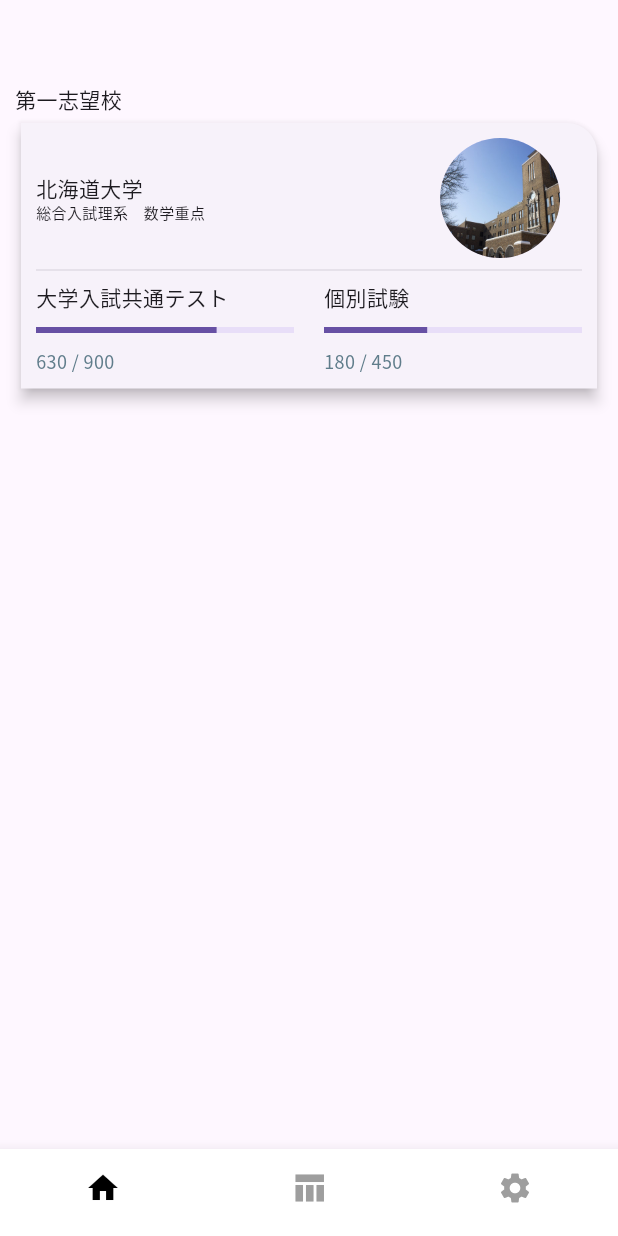
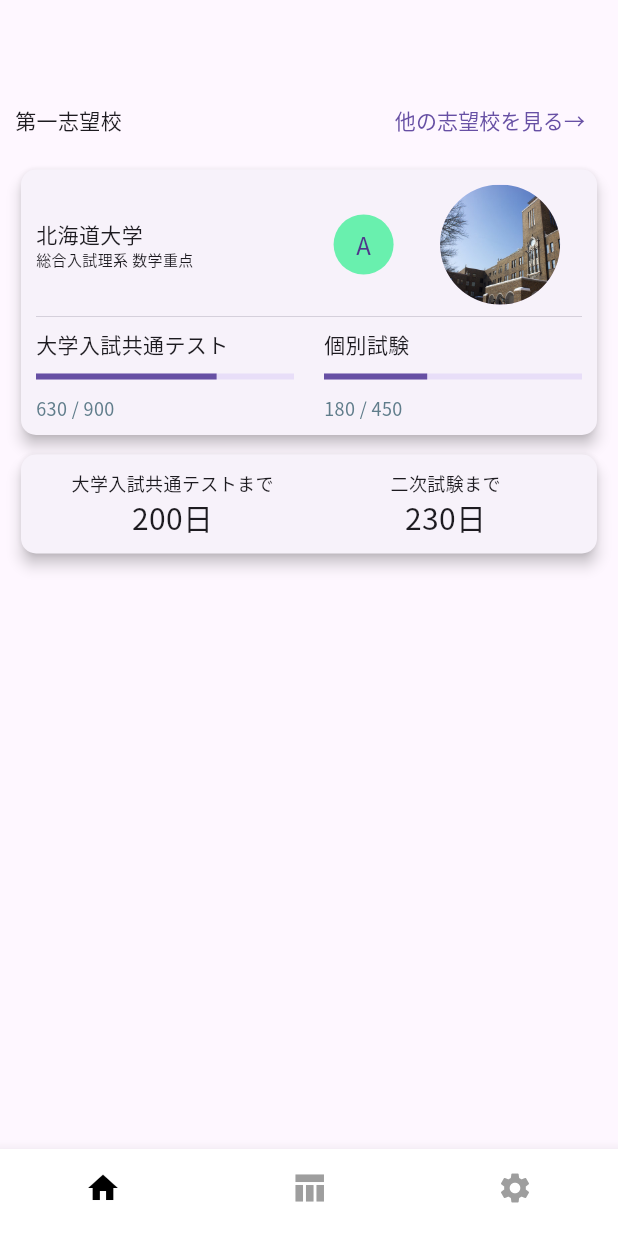
Before and after one commit to Kaiyan10/study_score_app, a Flutter app: the screen it shows after launch, on a phone screen of 412 x 824 dp. Run offline on Flutter 3.47's test engine with Material 3 defaults, Android fonts, the phone set to English and light mode, and no system bars; our stand-ins replace fl_chart, settings_ui.

Commit message:
20240615

```diff
--- a/lib/screens/home_view.dart
+++ b/lib/screens/home_view.dart
@@ -1,5 +1,7 @@
 import 'package:flutter/material.dart';
 import 'package:test_score_app/models/first_choice_school.dart';
+import 'package:test_score_app/widgets/choice_school_data.dart';
+import 'package:test_score_app/widgets/test_day_conter.dart';
 
 class HomeViewScreen extends StatefulWidget {
   const HomeViewScreen({super.key});
@@ -13,125 +15,28 @@
   Widget build(BuildContext context) {
     return Scaffold(
       appBar: AppBar(),
-      body: const Padding(
-        padding: EdgeInsets.symmetric(horizontal: 10),
+      body: Padding(
+        padding: const EdgeInsets.symmetric(horizontal: 10),
         child: Column(
           children: [
             Row(
+              mainAxisAlignment: MainAxisAlignment.spaceBetween,
               children: [
-                Text("第一志望校"),
+                const Text("第一志望校"),
+                TextButton(
+                  onPressed: () => {debugPrint('press button')},
+                  child: Text("他の志望校を見る→"),
+                ),
               ],
             ),
-            SizedBox(
-              height: 2,
+            const SizedBox(
+              height: 5,
             ),
-            SizedBox(
-              width: double.infinity,
-              child: Card(
-                elevation: 4,
-                shape: RoundedRectangleBorder(
-                  borderRadius:
-                      BorderRadius.only(topRight: Radius.circular(20)),
-                ),
-                clipBehavior: Clip.antiAliasWithSaveLayer,
-                child: Padding(
-                  padding: EdgeInsets.symmetric(horizontal: 10, vertical: 10),
-                  child: Column(
-                    children: [
-                      Row(
-                        mainAxisAlignment: MainAxisAlignment.spaceBetween,
-                        children: [
-                          Expanded(
-                            flex: 7,
-                            child: Column(
-                              mainAxisAlignment: MainAxisAlignment.start,
-                              crossAxisAlignment: CrossAxisAlignment.start,
-                              children: [
-                                Text(
-                                  "北海道大学",
-                                  style: TextStyle(fontSize: 14),
-                                ),
-                                Text(
-                                  "総合入試理系　数学重点",
-                                  style: TextStyle(fontSize: 10),
-                                ),
-                              ],
-                            ),
-                          ),
-                          Expanded(
-                            flex: 3,
-                            child: CircleAvatar(
-                              radius: 40,
-                              backgroundImage:
-                                  AssetImage('images/hokkaido_university.jpg'),
-                            ),
-                          ),
-                        ],
-                      ),
-                      Divider(
-                        thickness: 0.5,
-                      ),
-                      Row(
-                        mainAxisAlignment: MainAxisAlignment.spaceBetween,
-                        children: [
-                          Expanded(
-                            flex: 5,
-                            child: Column(
-                              mainAxisAlignment: MainAxisAlignment.start,
-                              crossAxisAlignment: CrossAxisAlignment.start,
-                              children: [
-                                Text("大学入試共通テスト"),
-                                SizedBox(
-                                  height: 10,
-                                ),
-                                LinearProgressIndicator(
-                                  value: 0.7,
-                                ),
-                                SizedBox(
-                                  height: 10,
-                                ),
-                                Text(
-                                  "630 / 900",
-                                  style: TextStyle(
-                                      fontSize: 12, color: Colors.blueGrey),
-                                )
-                              ],
-                            ),
-                          ),
-                          SizedBox(
-                            width: 20,
-                          ),
-                          Expanded(
-                            flex: 5,
-                            child: Column(
-                              crossAxisAlignment: CrossAxisAlignment.start,
-                              mainAxisAlignment: MainAxisAlignment.start,
-                              children: [
-                                Text("個別試験"),
-                                SizedBox(
-                                  height: 10,
-                                ),
-                                LinearProgressIndicator(
-                                  value: 0.4,
-                                ),
-                                SizedBox(
-                                  height: 10,
-                                ),
-                                Text(
-                                  "180 / 450",
-                                  style: TextStyle(
-                                      fontSize: 12, color: Colors.blueGrey),
-                                )
-                              ],
-                            ),
-                          ),
-                        ],
-                      ),
-                    ],
-                  ),
-                ),
-              ),
+            ChoiceSchoolDataWidget(),
+            const SizedBox(
+              height: 5,
             ),
+            TestDayConter(),
           ],
         ),
       ),
--- /dev/null
+++ b/lib/widgets/choice_school_data.dart
@@ -0,0 +1,122 @@
+import 'package:flutter/material.dart';
+
+class ChoiceSchoolDataWidget extends StatelessWidget {
+  const ChoiceSchoolDataWidget({super.key});
+
+  @override
+  Widget build(BuildContext context) {
+    return const SizedBox(
+      width: double.infinity,
+      child: Card(
+        elevation: 4,
+        shape: RoundedRectangleBorder(
+          borderRadius: BorderRadius.all(Radius.circular(10)),
+        ),
+        clipBehavior: Clip.antiAliasWithSaveLayer,
+        child: Padding(
+          padding: EdgeInsets.symmetric(horizontal: 10, vertical: 10),
+          child: Column(
+            children: [
+              Row(
+                mainAxisAlignment: MainAxisAlignment.spaceBetween,
+                children: [
+                  Expanded(
+                    flex: 5,
+                    child: Column(
+                      mainAxisAlignment: MainAxisAlignment.start,
+                      crossAxisAlignment: CrossAxisAlignment.start,
+                      children: [
+                        Text(
+                          "北海道大学",
+                          style: TextStyle(fontSize: 14),
+                        ),
+                        Text(
+                          "総合入試理系 数学重点",
+                          style: TextStyle(fontSize: 10),
+                        ),
+                      ],
+                    ),
+                  ),
+                  Expanded(
+                      flex: 2,
+                      child: CircleAvatar(
+                        child: const Text("A"),
+                        backgroundColor: Colors.greenAccent,
+                        radius: 20,
+                      )),
+                  Expanded(
+                    flex: 3,
+                    child: CircleAvatar(
+                      radius: 40,
+                      backgroundImage:
+                          AssetImage('images/hokkaido_university.jpg'),
+                    ),
+                  ),
+                ],
+              ),
+              Divider(
+                thickness: 0.5,
+              ),
+              Row(
+                mainAxisAlignment: MainAxisAlignment.spaceBetween,
+                children: [
+                  Expanded(
+                    flex: 5,
+                    child: Column(
+                      mainAxisAlignment: MainAxisAlignment.start,
+                      crossAxisAlignment: CrossAxisAlignment.start,
+                      children: [
+                        Text("大学入試共通テスト"),
+                        SizedBox(
+                          height: 10,
+                        ),
+                        LinearProgressIndicator(
+                          value: 0.7,
+                        ),
+                        SizedBox(
+                          height: 10,
+                        ),
+                        Text(
+                          "630 / 900",
+                          style:
+                              TextStyle(fontSize: 12, color: Colors.blueGrey),
+                        )
+                      ],
+                    ),
+                  ),
+                  SizedBox(
+                    width: 20,
+                  ),
+                  Expanded(
+                    flex: 5,
+                    child: Column(
+                      crossAxisAlignment: CrossAxisAlignment.start,
+                      mainAxisAlignment: MainAxisAlignment.start,
+                      children: [
+                        Text("個別試験"),
+                        SizedBox(
+                          height: 10,
+                        ),
+                        LinearProgressIndicator(
+                          value: 0.4,
+                        ),
+                        SizedBox(
+                          height: 10,
+                        ),
+                        Text(
+                          "180 / 450",
+                          style:
+                              TextStyle(fontSize: 12, color: Colors.blueGrey),
+                        )
+                      ],
+                    ),
+                  ),
+                ],
+              ),
+            ],
+          ),
+        ),
+      ),
+    );
+  }
+}
--- /dev/null
+++ b/lib/widgets/test_day_conter.dart
@@ -0,0 +1,61 @@
+import 'package:flutter/material.dart';
+
+class TestDayConter extends StatelessWidget {
+  const TestDayConter({super.key});
+
+  @override
+  Widget build(BuildContext context) {
+    return const SizedBox(
+      width: double.infinity,
+      child: Card(
+        elevation: 4,
+        shape: RoundedRectangleBorder(
+          borderRadius: BorderRadius.all(Radius.circular(10)),
+        ),
+        clipBehavior: Clip.antiAliasWithSaveLayer,
+        child: Padding(
+            padding: EdgeInsets.symmetric(horizontal: 10, vertical: 10),
+            child: Row(
+              mainAxisAlignment: MainAxisAlignment.spaceEvenly,
+              crossAxisAlignment: CrossAxisAlignment.center,
+              children: [
+                Expanded(
+                  flex: 5,
+                  child: Column(
+                    mainAxisAlignment: MainAxisAlignment.center,
+                    crossAxisAlignment: CrossAxisAlignment.center,
+                    children: [
+                      Text(
+                        "大学入試共通テストまで",
+                        style: TextStyle(fontSize: 12),
+                      ),
+                      Text(
+                        "200日",
+                        style: TextStyle(fontSize: 20),
+                      ),
+                    ],
+                  ),
+                ),
+                Expanded(
+                  flex: 5,
+                  child: Column(
+                    mainAxisAlignment: MainAxisAlignment.center,
+                    crossAxisAlignment: CrossAxisAlignment.center,
+                    children: [
+                      Text(
+                        "二次試験まで",
+                        style: TextStyle(fontSize: 12),
+                      ),
+                      Text(
+                        "230日",
+                        style: TextStyle(fontSize: 20),
+                      ),
+                    ],
+                  ),
+                ),
+              ],
+            )),
+      ),
+    );
+  }
+}
```
